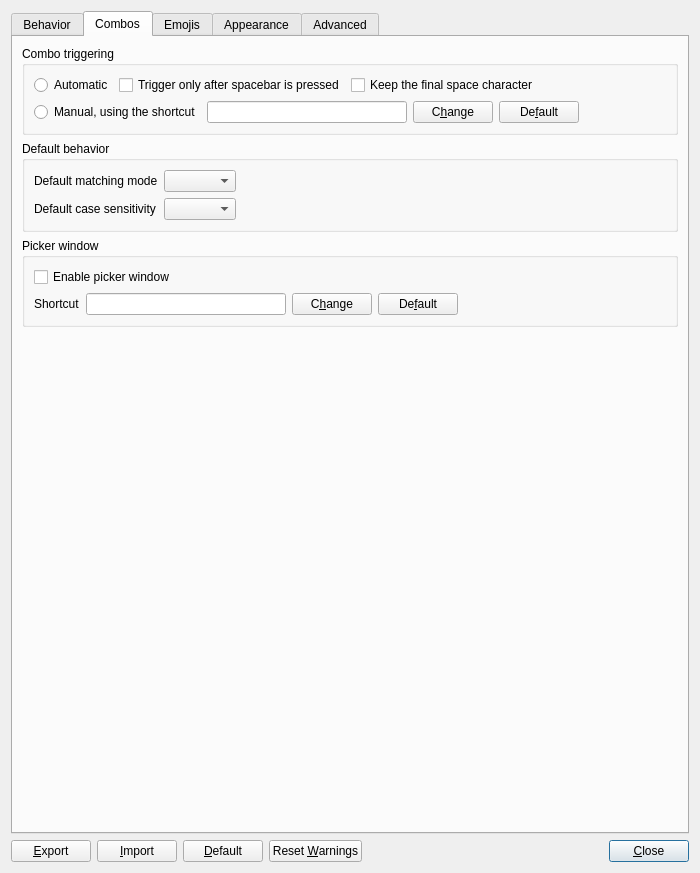
First picture: the form in Beeftext/Preferences/PreferencesDialog.ui, repository xmichelo/Beeftext, before the edit.
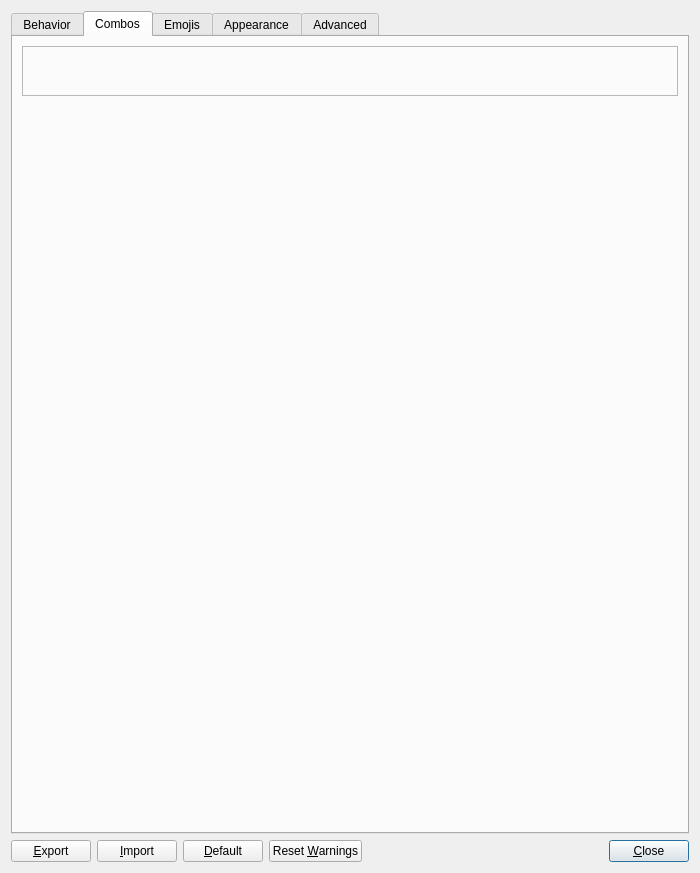
Second picture: the form after the edit. The open tabs and pages were chosen to show the change. Custom widgets are drawn as their Qt base class.

Commit message: Moved combos preferences interface in separate frame.

Patch:
```diff
--- a/Beeftext/Preferences/PreferencesDialog.ui
+++ b/Beeftext/Preferences/PreferencesDialog.ui
@@ -219,260 +219,19 @@
       </attribute>
       <layout class="QVBoxLayout" name="verticalLayout_3">
        <item>
-        <widget class="QGroupBox" name="groupBox">
-         <property name="title">
-          <string>Combo triggering</string>
-         </property>
-         <layout class="QVBoxLayout" name="verticalLayout_6">
-          <item>
-           <layout class="QHBoxLayout" name="horizontalLayout_4">
-            <item>
-             <widget class="QRadioButton" name="radioComboTriggerAuto">
-              <property name="text">
-               <string>Automatic</string>
-              </property>
-             </widget>
-            </item>
-            <item>
-             <widget class="QCheckBox" name="checkComboTriggersOnSpace">
-              <property name="text">
-               <string>Trigger only after spacebar is pressed</string>
-              </property>
-             </widget>
-            </item>
-            <item>
-             <widget class="QCheckBox" name="checkKeepFinalSpaceCharacter">
-              <property name="text">
-               <string>Keep the final space character</string>
-              </property>
-             </widget>
-            </item>
-            <item>
-             <spacer name="horizontalSpacer_12">
-              <property name="orientation">
-               <enum>Qt::Horizontal</enum>
-              </property>
-              <property name="sizeHint" stdset="0">
-               <size>
-                <width>0</width>
-                <height>20</height>
-               </size>
-              </property>
-             </spacer>
-            </item>
-           </layout>
-          </item>
-          <item>
-           <layout class="QHBoxLayout" name="horizontalLayout_16">
-            <item>
-             <widget class="QRadioButton" name="radioComboTriggerManual">
-              <property name="text">
-               <string>Manual, using the shortcut</string>
-              </property>
-             </widget>
-            </item>
-            <item>
-             <widget class="QLineEdit" name="editComboTriggerShortcut">
-              <property name="sizePolicy">
-               <sizepolicy hsizetype="Minimum" vsizetype="Fixed">
-                <horstretch>0</horstretch>
-                <verstretch>0</verstretch>
-               </sizepolicy>
-              </property>
-              <property name="minimumSize">
-               <size>
-                <width>200</width>
-                <height>0</height>
-               </size>
-              </property>
-              <property name="maximumSize">
-               <size>
-                <width>100</width>
-                <height>16777215</height>
-               </size>
-              </property>
-              <property name="baseSize">
-               <size>
-                <width>50</width>
-                <height>0</height>
-               </size>
-              </property>
-              <property name="maxLength">
-               <number>50</number>
-              </property>
-              <property name="readOnly">
-               <bool>true</bool>
-              </property>
-             </widget>
-            </item>
-            <item>
-             <widget class="QPushButton" name="buttonChangeComboTriggerShortcut">
-              <property name="text">
-               <string>C&amp;hange</string>
-              </property>
-             </widget>
-            </item>
-            <item>
-             <widget class="QPushButton" name="buttonResetComboTriggerShortcut">
-              <property name="text">
-               <string>De&amp;fault</string>
-              </property>
-             </widget>
-            </item>
-            <item>
-             <spacer name="horizontalSpacer_5">
-              <property name="orientation">
-               <enum>Qt::Horizontal</enum>
-              </property>
-              <property name="sizeHint" stdset="0">
-               <size>
-                <width>0</width>
-                <height>20</height>
-               </size>
-              </property>
-             </spacer>
-            </item>
-           </layout>
-          </item>
-         </layout>
-        </widget>
-       </item>
-       <item>
-        <widget class="QGroupBox" name="groupBoxDefaultBehavior">
-         <property name="title">
-          <string>Default behavior</string>
-         </property>
-         <layout class="QGridLayout" name="gridLayout">
-          <item row="0" column="0">
-           <widget class="QLabel" name="labelMatchingMode">
-            <property name="text">
-             <string>Default matching mode</string>
-            </property>
-           </widget>
-          </item>
-          <item row="0" column="1">
-           <widget class="QComboBox" name="comboMatchingMode">
-            <property name="sizeAdjustPolicy">
-             <enum>QComboBox::AdjustToContents</enum>
-            </property>
-           </widget>
-          </item>
-          <item row="1" column="0">
-           <widget class="QLabel" name="labelCaseSensitivity">
-            <property name="text">
-             <string>Default case sensitivity</string>
-            </property>
-           </widget>
-          </item>
-          <item row="1" column="1">
-           <widget class="QComboBox" name="comboCaseSensitivity">
-            <property name="sizeAdjustPolicy">
-             <enum>QComboBox::AdjustToContents</enum>
-            </property>
-           </widget>
-          </item>
-          <item row="0" column="2" rowspan="2">
-           <spacer name="horizontalSpacer_14">
-            <property name="orientation">
-             <enum>Qt::Horizontal</enum>
-            </property>
-            <property name="sizeHint" stdset="0">
-             <size>
-              <width>0</width>
-              <height>20</height>
-             </size>
-            </property>
-           </spacer>
-          </item>
-         </layout>
-        </widget>
-       </item>
-       <item>
-        <widget class="QGroupBox" name="groupPickerWindow">
+        <widget class="PrefsPaneCombos" name="paneCombos">
          <property name="minimumSize">
           <size>
            <width>0</width>
-           <height>0</height>
+           <height>50</height>
           </size>
          </property>
-         <property name="title">
-          <string>Picker window</string>
+         <property name="frameShape">
+          <enum>QFrame::StyledPanel</enum>
          </property>
-         <layout class="QVBoxLayout" name="verticalLayout_5">
-          <item>
-           <widget class="QCheckBox" name="checkEnableComboPicker">
-            <property name="text">
-             <string>Enable picker window</string>
-            </property>
-           </widget>
-          </item>
-          <item>
-           <layout class="QHBoxLayout" name="horizontalLayout_9">
-            <item>
-             <widget class="QLabel" name="labelPickerWindowShortcut">
-              <property name="text">
-               <string>Shortcut</string>
-              </property>
-             </widget>
-            </item>
-            <item>
-             <widget class="QLineEdit" name="editPickerWindowShortcut">
-              <property name="sizePolicy">
-               <sizepolicy hsizetype="Minimum" vsizetype="Fixed">
-                <horstretch>0</horstretch>
-                <verstretch>0</verstretch>
-               </sizepolicy>
-              </property>
-              <property name="minimumSize">
-               <size>
-                <width>200</width>
-                <height>0</height>
-               </size>
-              </property>
-              <property name="baseSize">
-               <size>
-                <width>50</width>
-                <height>0</height>
-               </size>
-              </property>
-              <property name="maxLength">
-               <number>50</number>
-              </property>
-              <property name="readOnly">
-               <bool>true</bool>
-              </property>
-             </widget>
-            </item>
-            <item>
-             <widget class="QPushButton" name="buttonChangePickerWindowShortcut">
-              <property name="text">
-               <string>C&amp;hange</string>
-              </property>
-             </widget>
-            </item>
-            <item>
-             <widget class="QPushButton" name="buttonResetPickerWindowShortcut">
-              <property name="text">
-               <string>De&amp;fault</string>
-              </property>
-             </widget>
-            </item>
-            <item>
-             <spacer name="horizontalSpacer_11">
-              <property name="orientation">
-               <enum>Qt::Horizontal</enum>
-              </property>
-              <property name="sizeHint" stdset="0">
-               <size>
-                <width>0</width>
-                <height>20</height>
-               </size>
-              </property>
-             </spacer>
-            </item>
-           </layout>
-          </item>
-         </layout>
+         <property name="frameShadow">
+          <enum>QFrame::Raised</enum>
+         </property>
         </widget>
        </item>
        <item>
@@ -918,6 +677,12 @@
    <header>Preferences/Panes/PrefsPaneAppearance.h</header>
    <container>1</container>
   </customwidget>
+  <customwidget>
+   <class>PrefsPaneCombos</class>
+   <extends>QFrame</extends>
+   <header>Preferences/Panes/PrefsPaneCombos.h</header>
+   <container>1</container>
+  </customwidget>
  </customwidgets>
  <tabstops>
   <tabstop>checkAutoCheckForUpdates</tabstop>
```
Left out of the diff: 274 changed lines with no effect on the pictures. The commit also changes 9 other files.
